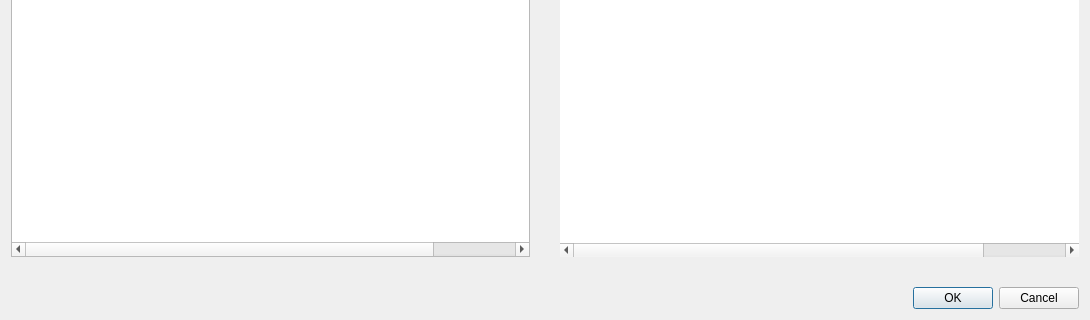
Qt form order_detail_popup.ui (Likithanaidu07/qt) before a commit; both pictures show x 0 to 1090 and y 269 to 589 of the 1090 by 589 pixel window.
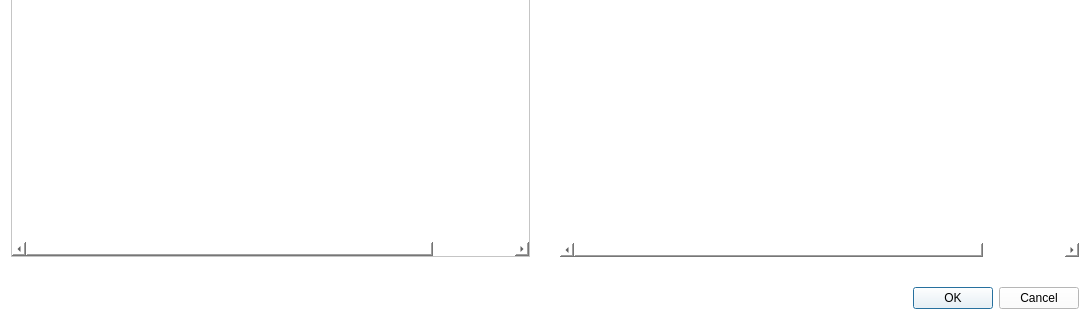
The same form after that commit.

```diff
--- a/order_detail_popup.ui
+++ b/order_detail_popup.ui
@@ -14,7 +14,7 @@
    <string>Algo Info</string>
   </property>
   <property name="styleSheet">
-   <string notr="true">backgroung-color:#FFF;</string>
+   <string notr="true">background-color:#FFF;</string>
   </property>
   <layout class="QGridLayout" name="gridLayout">
    <item row="6" column="3">
```
Left out of the diff: 10 changed lines with no effect on the pictures.
